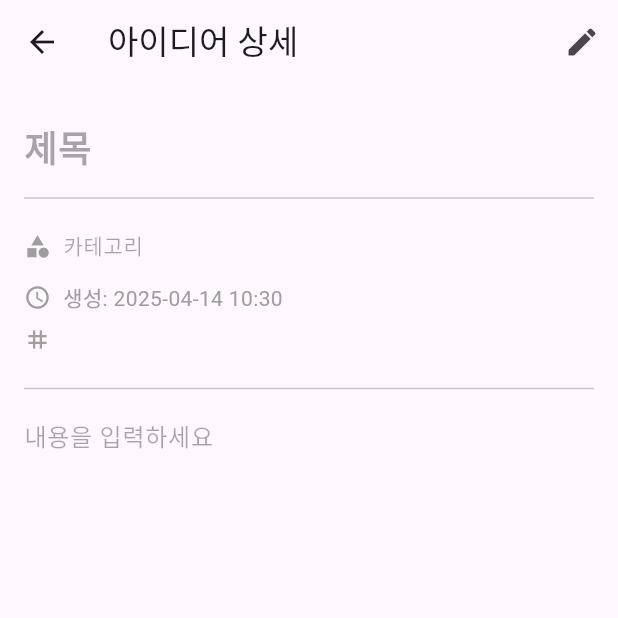
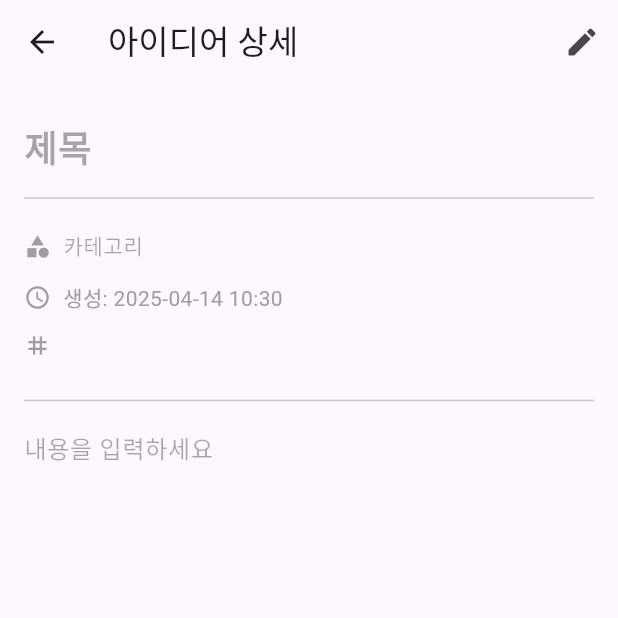
Before and after one commit to sooj36/Classify, a Flutter app: the IdeaDetailPage screen opened directly with empty values, on a phone screen of 412 x 824 dp, the top half of it. Run offline on Flutter 3.47's test engine with Material 3 defaults, Android fonts, the phone set to English and light mode, and no system bars; our stand-ins replace cloud_firestore, firebase_auth, firebase_core, go_router, google_fonts, google_generative_ai and 3 more; accounts and stored records are empty.

Commit message:
fix: adjust padding and color opacity in IdeaDetailPage

```diff
--- a/lib/ui/archive/archive_view/widgets/buildIdeaDetailPage.dart
+++ b/lib/ui/archive/archive_view/widgets/buildIdeaDetailPage.dart
@@ -158,7 +158,10 @@ class _IdeaDetailPageState extends State<IdeaDetailPage> {
               Row(
                 crossAxisAlignment: CrossAxisAlignment.start,
                 children: [
-                  const Icon(Icons.tag, size: 18, color: Colors.grey),
+                  const Padding(
+                    padding: EdgeInsets.symmetric(vertical: 4),
+                    child: Icon(Icons.tag, size: 18, color: Colors.grey),
+                  ),
                   const SizedBox(width: 8),
                   Expanded(
                     child: Column(
@@ -212,7 +215,7 @@ class _IdeaDetailPageState extends State<IdeaDetailPage> {
   Widget _buildTagChip(String tag) {
     return Container(
       decoration: BoxDecoration(
-        color: Colors.blue.withOpacity(0.1),
+        color: Colors.blue.withAlpha(26),
         borderRadius: BorderRadius.circular(16),
       ),
       padding: const EdgeInsets.symmetric(horizontal: 8, vertical: 4),
```
